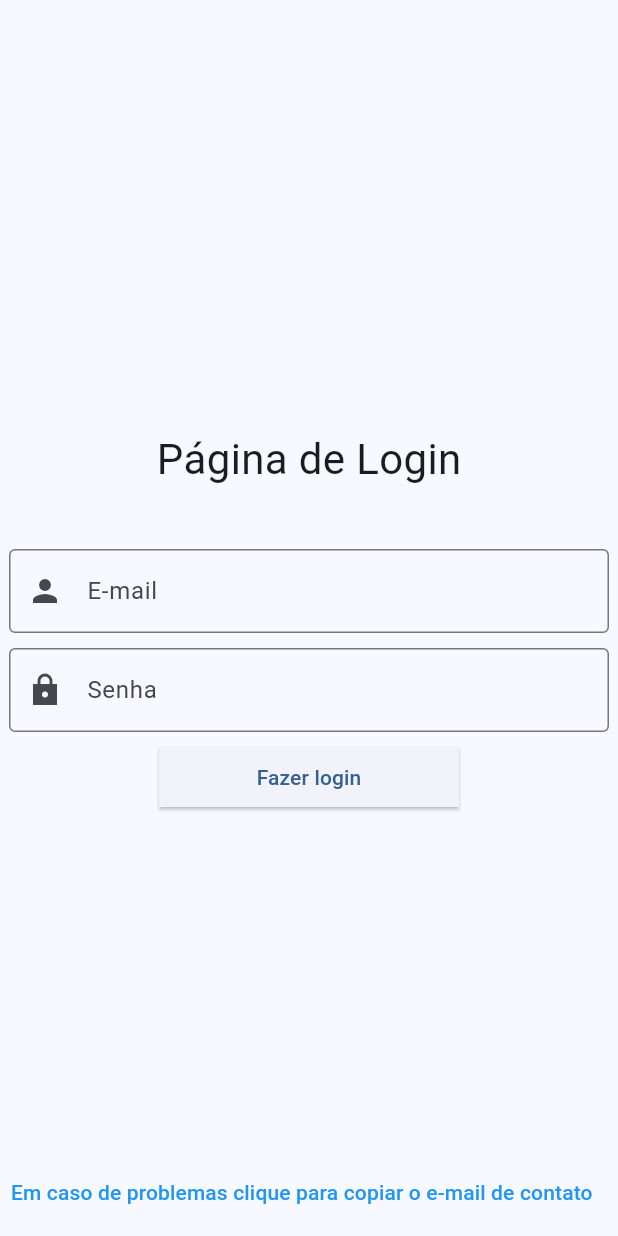
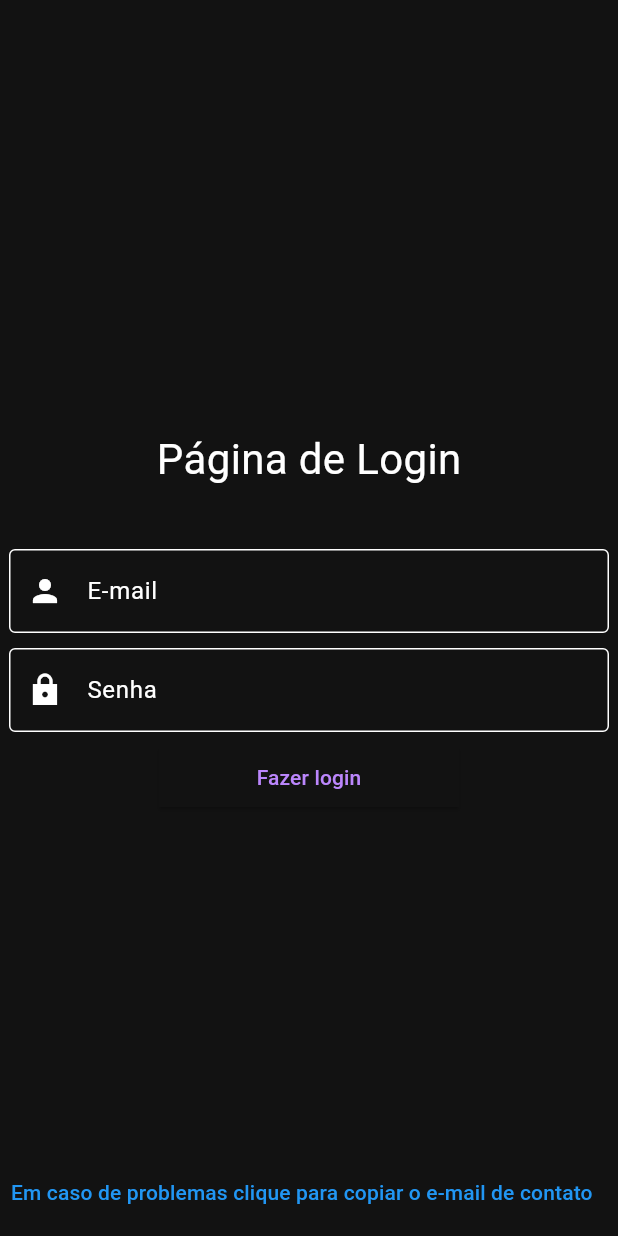
Before and after one commit to hellawandro/trabalho-thomaz, a Flutter app: the screen it shows after launch, on a phone screen of 412 x 824 dp. Run offline on Flutter 3.47's test engine with Material 3 defaults, Android fonts, the phone set to English and light mode, and no system bars; our stand-ins replace cloud_firestore, firebase_auth, firebase_core; accounts and stored records are empty; statements that could not run were skipped.

Commit message:
Tema escuro padrão

```diff
--- a/lib/main.dart
+++ b/lib/main.dart
@@ -22,7 +22,7 @@ class MyApp extends StatelessWidget {
     return MaterialApp(
       title: 'Tarefas',
       theme: ThemeData(
-        colorScheme: ColorScheme.fromSeed(seedColor: Colors.blue),
+        colorScheme: ColorScheme.dark(),
         primarySwatch: Colors.blue,
         visualDensity: VisualDensity.adaptivePlatformDensity,
       ),
```
Also changed, not shown: 11 other files.
